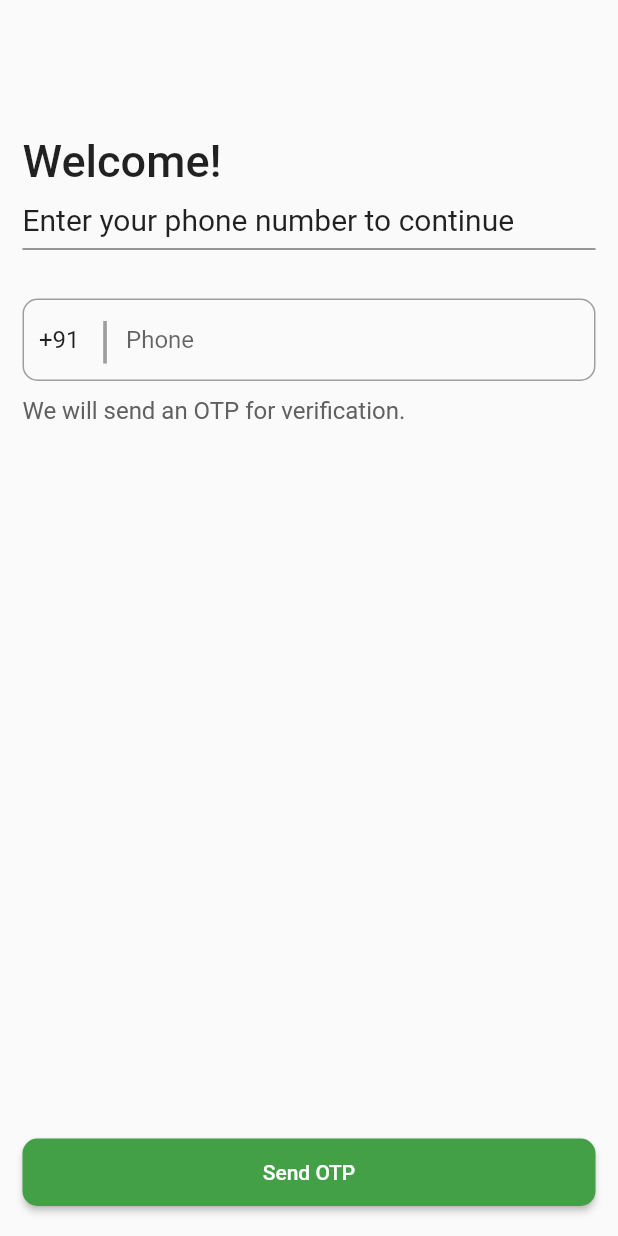
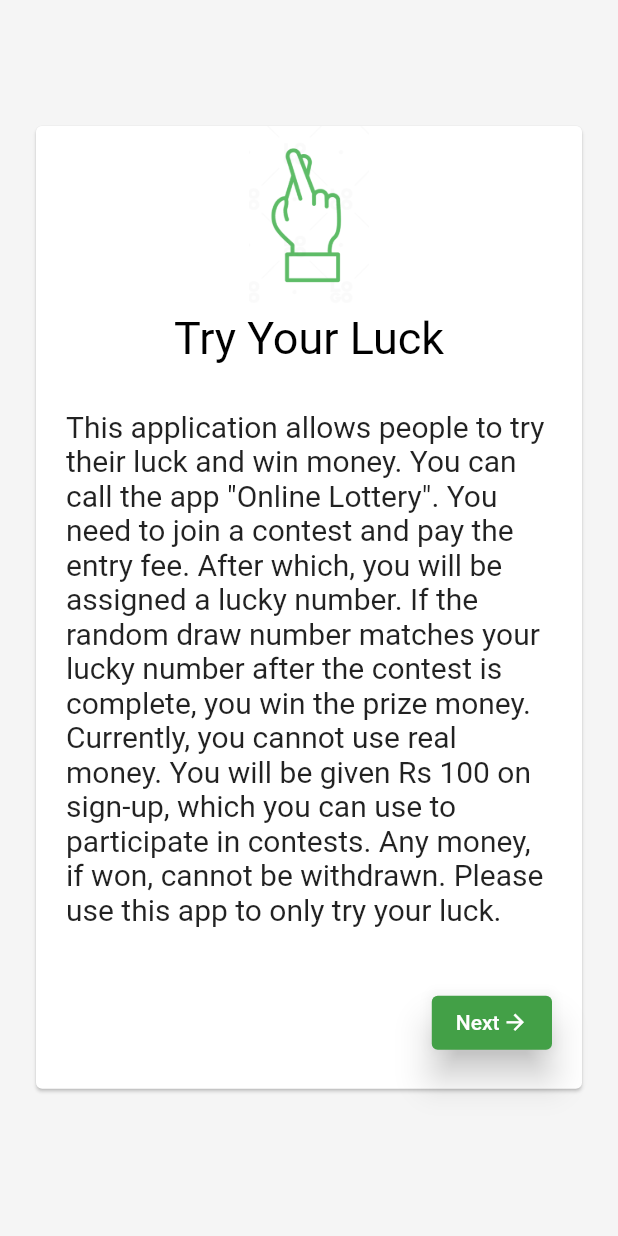
Before and after one commit to savitore/Try-Your-Luck, a Flutter app: the screen it shows after launch, on a phone screen of 412 x 824 dp. Run offline on Flutter 3.47's test engine with Material 2 defaults, Android fonts, the phone set to English and light mode, and no system bars; our stand-ins replace firebase_auth, firebase_core, fluttertoast, percent_indicator, pinput; missing offline and left inert: pay; accounts and stored records are empty.

Commit message:
added Intro.dart, bug fixes.

```diff
--- /dev/null
+++ b/lib/Intro.dart
@@ -0,0 +1,67 @@
+import 'package:flutter/material.dart';
+import 'package:try_your_luck/authentication/phone.dart';
+
+class Intro extends StatelessWidget {
+  const Intro({Key? key}) : super(key: key);
+
+  @override
+  Widget build(BuildContext context) {
+    return Scaffold(
+      backgroundColor: Colors.grey[100],
+      body: Padding(
+        padding: EdgeInsets.fromLTRB(20, 80, 20, 20),
+        child: SingleChildScrollView(
+          child: Container(
+            child: Card(
+              color: Colors.white,
+              child: Column(
+                mainAxisAlignment: MainAxisAlignment.center,
+                children: [
+                  Row(
+                    mainAxisAlignment: MainAxisAlignment.center,
+                    children: [
+                      Image.asset(
+                          'assets/logo.png',
+                        width: 80,
+                      ),
+                    ],
+                  ),
+                  SizedBox(height: 5,),
+                  Text('Try Your Luck',style: TextStyle(fontSize: 30,color: Colors.black),),
+                  SizedBox(height: 10,),
+                  Padding(
+                    padding: EdgeInsets.all(20),
+                      child: Text('This application allows people to try their luck and win money. You can call the app "Online Lottery". You need to join a contest and pay the entry fee. After which, you will be assigned a lucky number. If the random draw number matches your lucky number after the contest is complete, you win the prize money. Currently, you cannot use real money. You will be given Rs 100 on sign-up, which you can use to participate in contests. Any money, if won, cannot be withdrawn. Please use this app to only try your luck.',style: TextStyle(fontSize: 20),)
+                  ),
+                  Padding(
+                    padding: const EdgeInsets.all(20.0),
+                    child: Row(
+                      mainAxisAlignment: MainAxisAlignment.end,
+                      children: [
+                        ElevatedButton(
+                            onPressed: (){
+                              Navigator.of(context).push(MaterialPageRoute(
+                                  builder: (context)=> Phone()
+                              ));
+                            },
+                            child: Row(
+                              children: [
+                                Text('Next'),
+                                SizedBox(width: 2,),
+                                Icon(Icons.arrow_forward,size: 17,)
+                              ],
+                            ),
+                          style: ElevatedButton.styleFrom(backgroundColor: Colors.green.shade600, elevation:10),
+                        ),
+                      ],
+                    ),
+                  ),
+                ],
+              ),
+            ),
+          ),
+        ),
+      )
+    );
+  }
+}
--- a/lib/main.dart
+++ b/lib/main.dart
@@ -2,7 +2,7 @@ import 'package:firebase_auth/firebase_auth.dart';
 import 'package:firebase_core/firebase_core.dart';
 import 'package:flutter/material.dart';
 import 'package:try_your_luck/screens/home.dart';
-import 'authentication/phone.dart';
+import 'Intro.dart';
 
 void main() async{
   WidgetsFlutterBinding.ensureInitialized();
@@ -12,7 +12,7 @@ void main() async{
   if (firebaseUser != null) {
     first = Home();
   } else {
-    first = Phone();
+    first = Intro();
   }
   runApp(MaterialApp(
     debugShowCheckedModeBanner: false,
```
Also changed, not shown: lib/screens/drawer.dart (+7 -51 lines), lib/screens/home.dart (+107 -20 lines), lib/screens/profile.dart (+3 -7 lines), lib/wallet/wallet.dart (+4 -40 lines), assets/logo.png, 26 other files.
